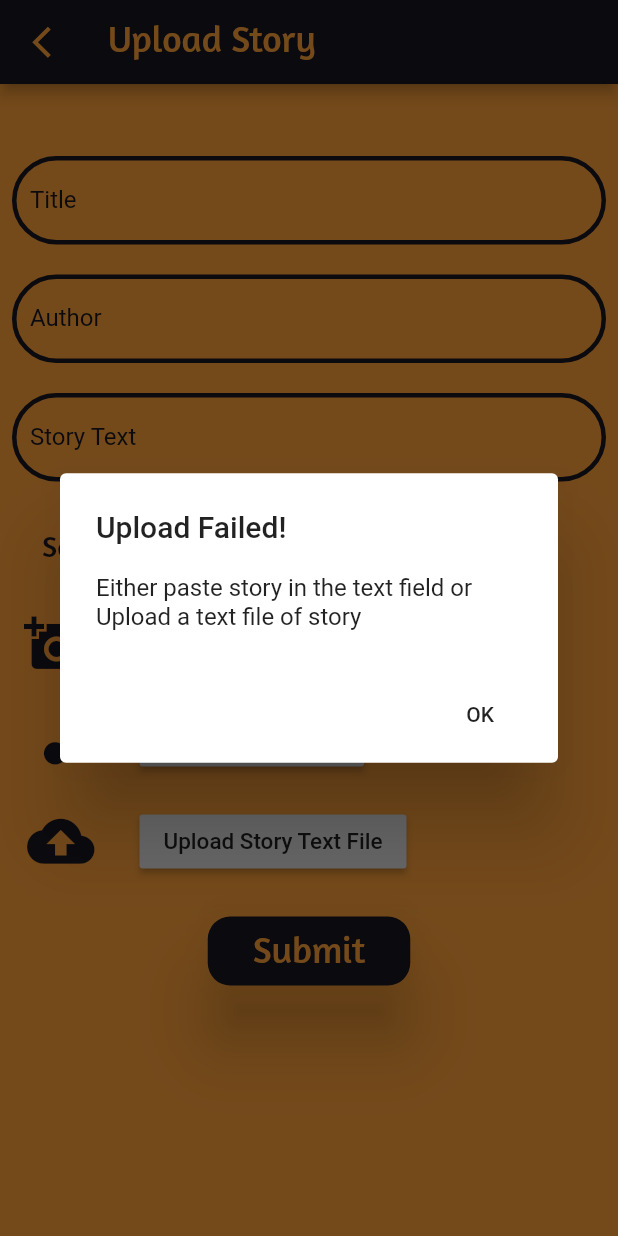
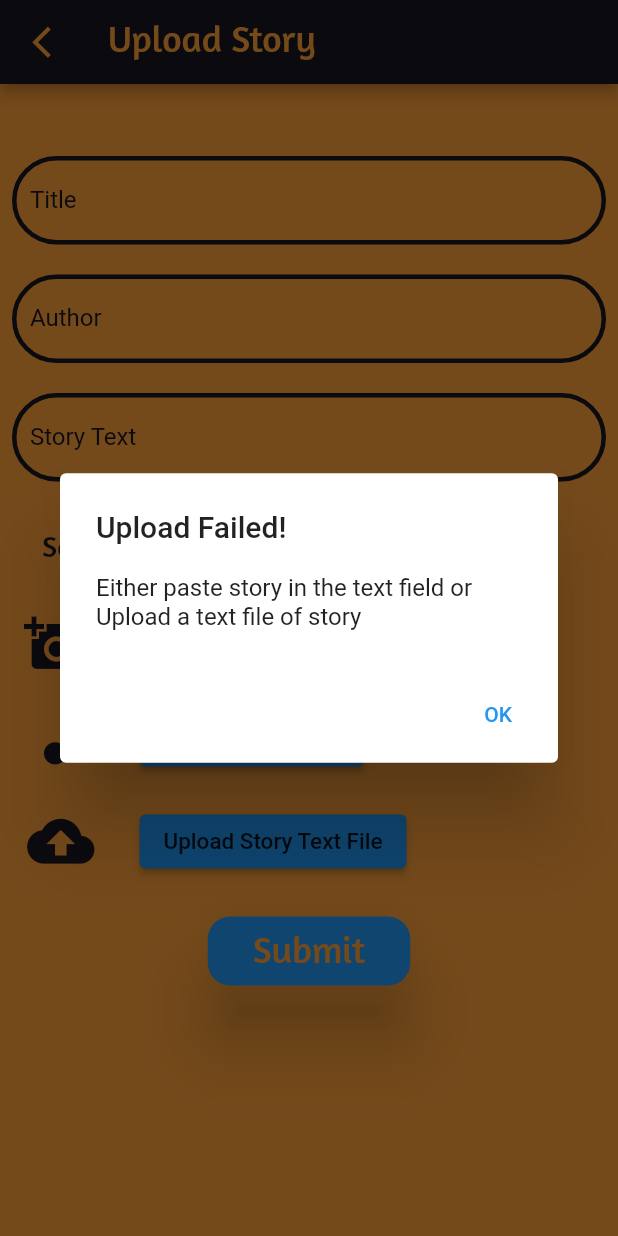
Before and after one commit to abhaysingh96/KidsMagazine, a Flutter app: the UploadStory screen opened directly with empty values, after a tap on "Submit", on a phone screen of 412 x 824 dp. Run offline on Flutter 3.47's test engine with Material 2 defaults, Android fonts, the phone set to English and light mode, and no system bars; our stand-ins replace cloud_firestore, file_picker, firebase_auth, firebase_core, firebase_storage, flutter_tts and 2 more; accounts and stored records are empty.

Commit message:
Update uploadStory.dart
corrected upload story by abhay singh

```diff
--- a/kids_magazine/lib/uploadStory.dart
+++ b/kids_magazine/lib/uploadStory.dart
@@ -99,7 +99,7 @@ class _UploadStoryState extends State<UploadStory> {
             return AlertDialog(
               title: Text("Uploaded Successfully! "),
               actions: <Widget>[
-                FlatButton(
+                TextButton(
                   child: Text('OK'),
                   onPressed: () {
                     Navigator.of(context).pop();
@@ -116,7 +116,7 @@ class _UploadStoryState extends State<UploadStory> {
               title: Text("Upload Failed! "),
               content: Text('Story File mush be a text file'),
               actions: <Widget>[
-                FlatButton(
+                TextButton(
                   child: Text('OK'),
                   onPressed: () {
                     Navigator.of(context).pop();
@@ -178,7 +178,7 @@ class _UploadStoryState extends State<UploadStory> {
             return AlertDialog(
               title: Text("Uploaded Successfully! "),
               actions: <Widget>[
-                FlatButton(
+                TextButton(
                   child: Text('OK'),
                   onPressed: () {
                     Navigator.of(context).pop();
@@ -196,7 +196,7 @@ class _UploadStoryState extends State<UploadStory> {
               content: Text(
                   'Audio file must have the extension .mp3, .wav, .wma, .m4a'),
               actions: <Widget>[
-                FlatButton(
+                TextButton(
                   child: Text('OK'),
                   onPressed: () {
                     Navigator.of(context).pop();
@@ -260,7 +260,6 @@ class _UploadStoryState extends State<UploadStory> {
         _image = File(img!.path);
       });
     });
-
   }
 
   Future uploadFile() async {
@@ -273,10 +272,8 @@ class _UploadStoryState extends State<UploadStory> {
     print('Image Uploaded');
   }
 
-
 // getting current user
   User? user = FirebaseAuth.instance.currentUser;
-
 
 // setting various fields in form
   void formProcessor() async {
@@ -521,7 +518,8 @@ class _UploadStoryState extends State<UploadStory> {
                               if (_image != null) {
                                 await uploadFile();
                                 setState(() {
-                                  imagesInStory.add(_uploadedImageURL.toString());
+                                  imagesInStory
+                                      .add(_uploadedImageURL.toString());
                                   print(_uploadedImageURL);
                                   //print(imagesInComplaint);
                                 });
@@ -566,7 +564,7 @@ class _UploadStoryState extends State<UploadStory> {
                           SizedBox(
                             width: 30.0,
                           ),
-                          RaisedButton(
+                          ElevatedButton(
                             child: Text(
                               'Upload Audio File',
                               style: TextStyle(
@@ -595,7 +593,7 @@ class _UploadStoryState extends State<UploadStory> {
                           SizedBox(
                             width: 30.0,
                           ),
-                          RaisedButton(
+                          ElevatedButton(
                               child: Text(
                                 'Upload Story Text File',
                                 style: TextStyle(
@@ -609,14 +607,21 @@ class _UploadStoryState extends State<UploadStory> {
                       SizedBox(
                         height: 25.0,
                       ),
-                      RaisedButton(
+                      ElevatedButton(
                         onPressed: () async {
                           if (story.isNotEmpty) {
                             if (selectedLanguage != null) {
                               if (_formKey1.currentState!.validate()) {
-                                Scaffold.of(context).showSnackBar(SnackBar(
+                                ScaffoldMessenger.of(context).showSnackBar(
+                                  SnackBar(
                                     content: Text(
-                                        'Establishing Contact with the Server')));
+                                        "Establishing Contact with the Server"),
+                                    duration: Duration(milliseconds: 300),
+                                  ),
+                                );
+                                // Scaffold.of(context).showSnackBar(SnackBar(
+                                //     content: Text(
+                                //         'Establishing Contact with the Server')));
 
                                 // uploading audio file
                                 if (audioFileUrl.length == 0)
@@ -643,7 +648,7 @@ class _UploadStoryState extends State<UploadStory> {
                                       title: Text("Alert! "),
                                       content: Text('Please Select a Language'),
                                       actions: <Widget>[
-                                        FlatButton(
+                                        TextButton(
                                           child: Text('OK'),
                                           onPressed: () {
                                             Navigator.of(context).pop();
@@ -662,7 +667,7 @@ class _UploadStoryState extends State<UploadStory> {
                                     content: Text(
                                         'Either paste story in the text field or Upload a text file of story'),
                                     actions: <Widget>[
-                                      FlatButton(
+                                      TextButton(
                                         child: Text('OK'),
                                         onPressed: () {
                                           Navigator.of(context).pop();
@@ -673,6 +678,7 @@ class _UploadStoryState extends State<UploadStory> {
                                 });
                           }
                         },
+                        style: ElevatedButton.styleFrom(
                           shape: RoundedRectangleBorder(
                             side: BorderSide(
                               color: Colors.transparent,
@@ -681,7 +687,8 @@ class _UploadStoryState extends State<UploadStory> {
                           ),
                           elevation: 20.0,
                           padding: EdgeInsets.fromLTRB(30.0, 12.0, 30.0, 9.0),
-                        color: Color(0xFF181621),
+                          foregroundColor: Color(0xFF181621),
+                        ),
                         child: Text(
                           "Submit",
                           style: TextStyle(
```
Lines whose indentation alone changed are shown as unchanged.
